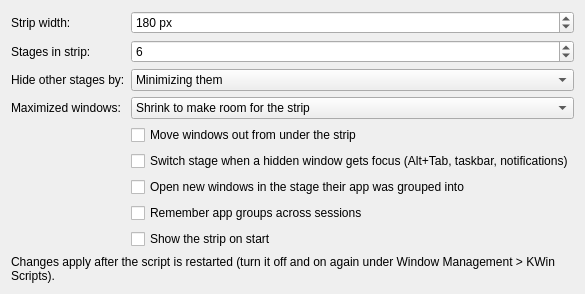
Before: the Qt Designer form package/contents/ui/config.ui in cptn-cosmo/kwin-stage-manager, drawn with Qt 5.
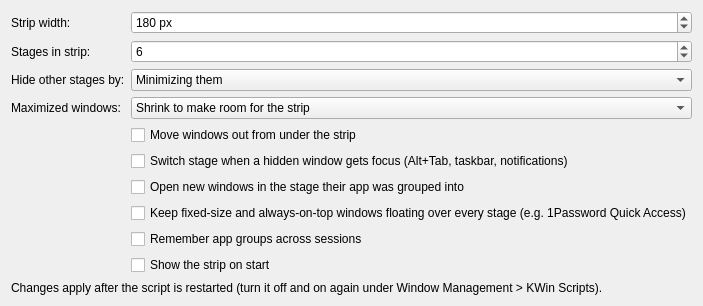
After: the same form once the commit is applied.

Commit message:
Let fixed-size and always-on-top windows float over every stage
1Password's Quick Access popup is a plain normal window on KWin 6.8, so it
got its own stage and sent the current one to the strip. Windows that open
fixed-size (not resizable or maximizable) or keep-above now get no stage,
float over the shown stage, and push the strip away if they cover it.
New setting FloatFixedSizeWindows (default on).

```diff
--- a/package/contents/ui/config.ui
+++ b/package/contents/ui/config.ui
@@ -67,16 +67,21 @@
     </widget>
    </item>
    <item row="7" column="1">
+    <widget class="QCheckBox" name="kcfg_FloatFixedSizeWindows">
+     <property name="text"><string>Keep fixed-size and always-on-top windows floating over every stage (e.g. 1Password Quick Access)</string></property>
+    </widget>
+   </item>
+   <item row="8" column="1">
     <widget class="QCheckBox" name="kcfg_PersistGroups">
      <property name="text"><string>Remember app groups across sessions</string></property>
     </widget>
    </item>
-   <item row="8" column="1">
+   <item row="9" column="1">
     <widget class="QCheckBox" name="kcfg_ShowStripOnStart">
      <property name="text"><string>Show the strip on start</string></property>
     </widget>
    </item>
-   <item row="9" column="0" colspan="2">
+   <item row="10" column="0" colspan="2">
     <widget class="QLabel" name="note">
      <property name="wordWrap"><bool>true</bool></property>
      <property name="text"><string>Changes apply after the script is restarted (turn it off and on again under Window Management &gt; KWin Scripts).</string></property>
```
The commit also changes 7 other files.
